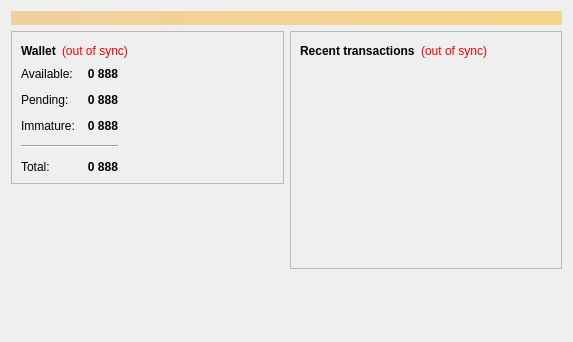
Qt form src/qt/forms/overviewpage.ui (KaTXi/ASTC) before a commit.
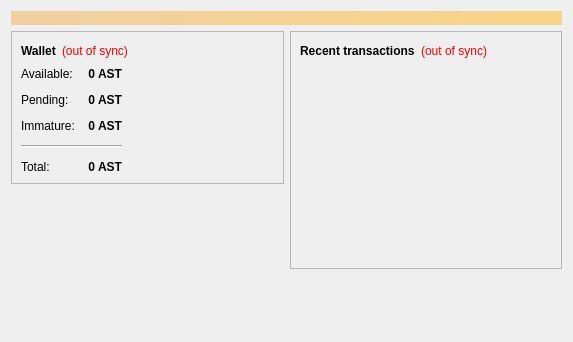
The same form after that commit.

Patch:
```diff
--- a/src/qt/forms/overviewpage.ui
+++ b/src/qt/forms/overviewpage.ui
@@ -124,7 +124,7 @@
                <string>Your current spendable balance</string>
               </property>
               <property name="text">
-               <string notr="true">0 888</string>
+               <string notr="true">0 AST</string>
               </property>
               <property name="alignment">
                <set>Qt::AlignRight|Qt::AlignTrailing|Qt::AlignVCenter</set>
@@ -156,7 +156,7 @@
                <string>Total of transactions that have yet to be confirmed, and do not yet count toward the spendable balance</string>
               </property>
               <property name="text">
-               <string notr="true">0 888</string>
+               <string notr="true">0 AST</string>
               </property>
               <property name="alignment">
                <set>Qt::AlignRight|Qt::AlignTrailing|Qt::AlignVCenter</set>
@@ -185,7 +185,7 @@
                <string>Mined balance that has not yet matured</string>
               </property>
               <property name="text">
-               <string notr="true">0 888</string>
+               <string notr="true">0 AST</string>
               </property>
               <property name="alignment">
                <set>Qt::AlignRight|Qt::AlignTrailing|Qt::AlignVCenter</set>
@@ -217,7 +217,7 @@
                <string>Your current total balance</string>
               </property>
               <property name="text">
-               <string notr="true">0 888</string>
+               <string notr="true">0 AST</string>
               </property>
               <property name="alignment">
                <set>Qt::AlignRight|Qt::AlignTrailing|Qt::AlignVCenter</set>
```
